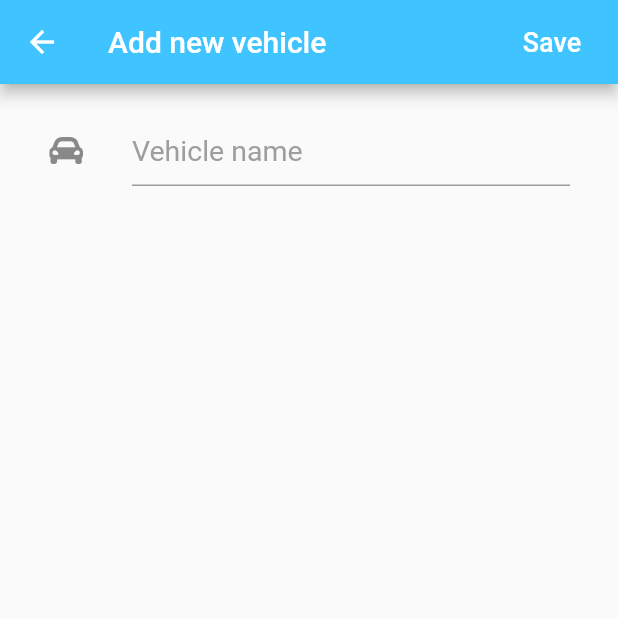
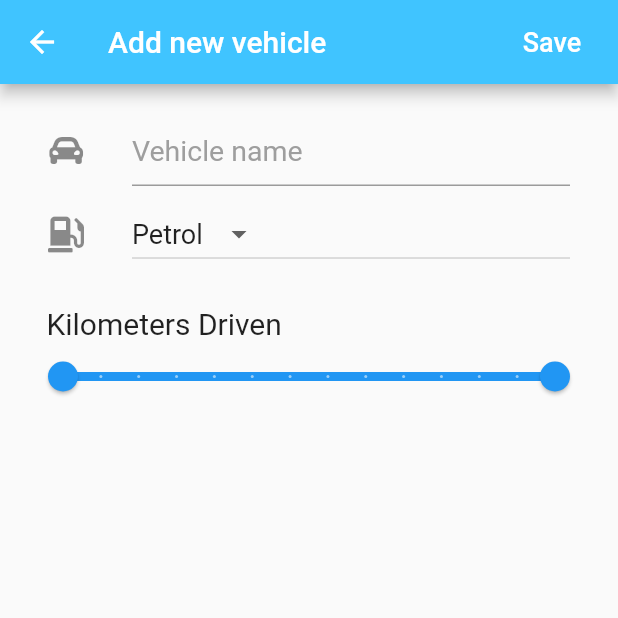
Before and after one commit to Htrams/SIH2020, a Flutter app: the NewVehicleScreen screen opened directly, on a phone screen of 412 x 824 dp, the top half of it. Run offline on Flutter 3.47's test engine with Material 2 defaults, Android fonts, the phone set to English and light mode, and no system bars; our stand-ins replace font_awesome_flutter.

Commit message:
Updated new vehicle screen

```diff
--- a/lib/components/side_menu_drawer.dart
+++ b/lib/components/side_menu_drawer.dart
@@ -43,13 +43,21 @@ class SideMenuDrawer extends StatelessWidget {
           ),
           Divider(),
           SideMenuListTile(
+            icon: FontAwesomeIcons.history,
+            text: "Travel History",
+            onTap: () {
+
+            },
+          ),
+          Divider(),
+          SideMenuListTile(
             icon: FontAwesomeIcons.signOutAlt,
             text: "Sign Out",
             onTap: () {
               Navigator.popUntil(context, ModalRoute.withName(WelcomeScreen.screenID));
             },
           ),
-          Divider()
+          Divider(),
         ],
       ),
     );
--- a/lib/components/vehicle.dart
+++ b/lib/components/vehicle.dart
@@ -24,6 +24,8 @@ class Vehicle {
       subtextColor: selectedVehicle ? Colors.white : Colors.grey.shade600,
       bottomWidget: selectedVehicle && expandedVehicleDetails ? Padding(
         padding: const EdgeInsets.all(8.0),
+        child: Padding(
+          padding: const EdgeInsets.all(8.0),
           child: Column(
             crossAxisAlignment: CrossAxisAlignment.start,
             children: <Widget>[
@@ -48,6 +50,7 @@ class Vehicle {
                 ),
               ),
             ],
+          ),
         ),
       ) : null,
     );
--- a/lib/screens/add_new_vehicle_screen.dart
+++ b/lib/screens/add_new_vehicle_screen.dart
@@ -1,6 +1,18 @@
 import 'package:flutter/material.dart';
 import 'package:font_awesome_flutter/font_awesome_flutter.dart';
 import 'package:sih2020/components/vehicle.dart';
+
+const double maxKilometersDriven = 1000.0;
+const double minKilometersDriven = 0.0;
+const FuelTypes initialFuelType = FuelTypes.Petrol;
+
+enum FuelTypes {
+  Petrol,
+  Diesel,
+  CNG,
+  LPG,
+  Electric
+}
 
 class NewVehicleScreen extends StatefulWidget {
   @override
@@ -9,7 +21,9 @@ class NewVehicleScreen extends StatefulWidget {
 
 class _NewVehicleScreenState extends State<NewVehicleScreen> {
   String carName;
+  FuelTypes fuelType = initialFuelType;
   double mileage;
+  RangeValues kilometersDriven = RangeValues(minKilometersDriven,maxKilometersDriven);
 
   @override
   Widget build(BuildContext context) {
@@ -70,6 +84,59 @@ class _NewVehicleScreenState extends State<NewVehicleScreen> {
                 },
               ),
             ),
+            ListTile(
+              leading: Icon(
+                  FontAwesomeIcons.gasPump
+              ),
+              title: DropdownButton<FuelTypes>(
+                onChanged: (FuelTypes fuel) {
+                  setState(() {
+                    fuelType=fuel;
+                  });
+                },
+                value: fuelType,
+                items: FuelTypes.values.map<DropdownMenuItem<FuelTypes>>((FuelTypes fuel) {
+                  return DropdownMenuItem<FuelTypes>(
+                    value: fuel,
+                    child: Text(
+                      fuel.toString().split('.')[1],
+                      style: TextStyle(
+                        fontSize: 18.0
+                      ),
+                    ),
+                  );
+                }).toList()
+              ),
+            ),
+            Padding(
+              padding: const EdgeInsets.symmetric(vertical: 20.0),
+              child: Column(
+                crossAxisAlignment: CrossAxisAlignment.start,
+                children: <Widget>[
+                  Padding(
+                    padding: const EdgeInsets.only(left: 15.0),
+                    child: Text(
+                      'Kilometers Driven',
+                      style: TextStyle(
+                          fontSize: 20.0
+                      ),
+                    ),
+                  ),
+                  RangeSlider(
+                    onChanged: (RangeValues values) {
+                      setState(() {
+                        kilometersDriven = values;
+                      });
+                    },
+                    min: minKilometersDriven,
+                    max: maxKilometersDriven,
+                    divisions: 13,
+                    values: kilometersDriven,
+                    labels: RangeLabels('${kilometersDriven.start.floor()}','${kilometersDriven.end.floor()}'),
+                  )
+                ],
+              ),
+            ),
           ],
         ),
       ),
--- a/lib/screens/vehicle_list_screen.dart
+++ b/lib/screens/vehicle_list_screen.dart
@@ -25,8 +25,6 @@ class _VehicleListScreenState extends State<VehicleListScreen> {
       carName: 'Nixon',
       lastTravelled: '10 days ago'
     ),
-    Vehicle(),
-    Vehicle()
   ];
 
   int selectedVehicle = 0;
```
Lines whose indentation alone changed are shown as unchanged.
